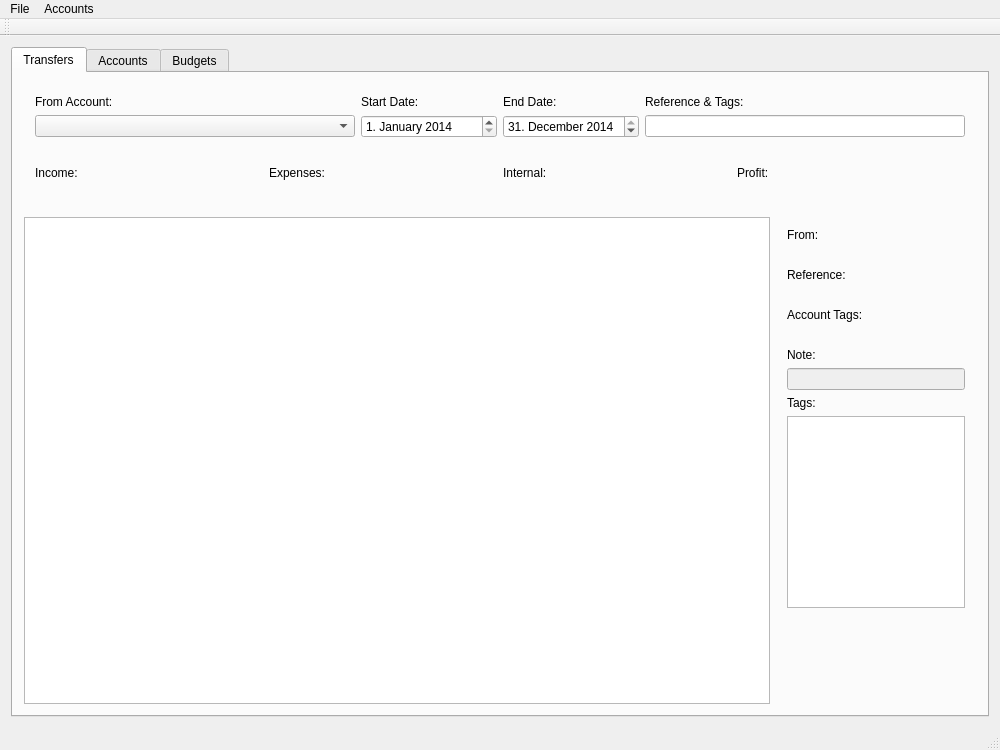
Marvin182/Moneyphant, file ui/mainwindow.ui: the form before one commit.
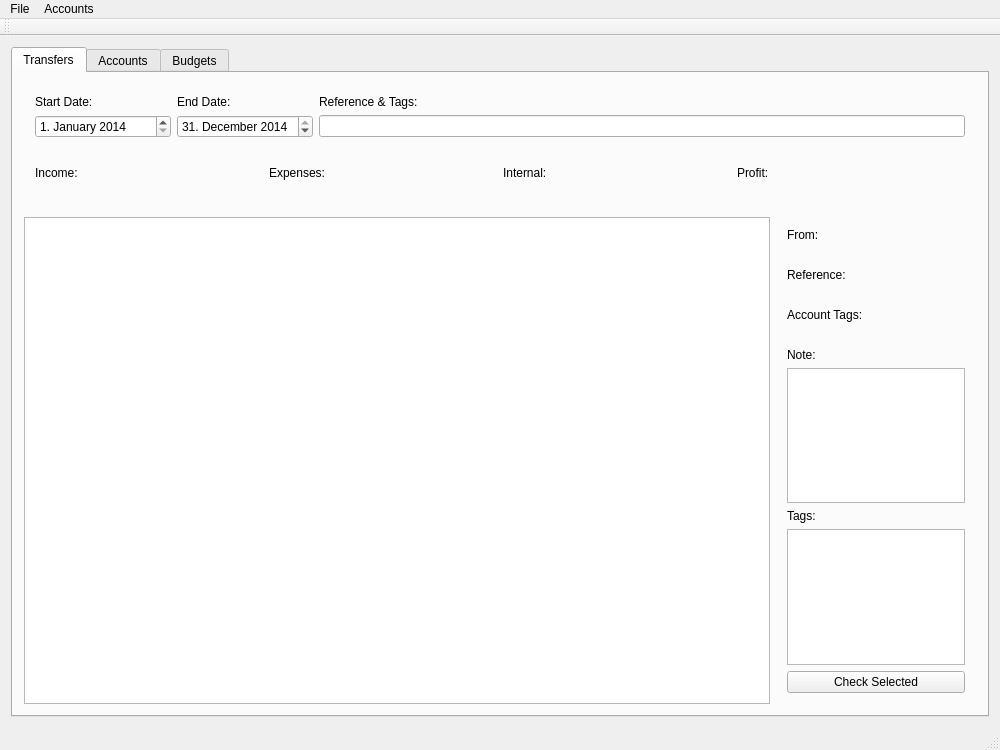
The form after the commit. Custom widgets are drawn as their Qt base class.

Commit message: Add note field for transfers

What changed in the file:
```diff
--- a/ui/mainwindow.ui
+++ b/ui/mainwindow.ui
@@ -28,7 +28,45 @@
         <item>
          <widget class="QWidget" name="widget_3" native="true">
           <layout class="QGridLayout" name="gridLayout">
-           <item row="2" column="1">
+           <item row="1" column="4">
+            <widget class="QLabel" name="label_15">
+             <property name="text">
+              <string>Reference &amp; Tags:</string>
+             </property>
+            </widget>
+           </item>
+           <item row="1" column="3">
+            <widget class="QLabel" name="label_17">
+             <property name="text">
+              <string>End Date:</string>
+             </property>
+            </widget>
+           </item>
+           <item row="2" column="3">
+            <widget class="QDateEdit" name="trFilterEndDate">
+             <property name="displayFormat">
+              <string>d. MMMM yyyy</string>
+             </property>
+             <property name="date">
+              <date>
+               <year>2014</year>
+               <month>12</month>
+               <day>31</day>
+              </date>
+             </property>
+            </widget>
+           </item>
+           <item row="2" column="4">
+            <widget class="QLineEdit" name="trFilterText">
+             <property name="sizePolicy">
+              <sizepolicy hsizetype="MinimumExpanding" vsizetype="Fixed">
+               <horstretch>0</horstretch>
+               <verstretch>0</verstretch>
+              </sizepolicy>
+             </property>
+            </widget>
+           </item>
+           <item row="2" column="0">
             <widget class="QDateEdit" name="trFilterStartDate">
              <property name="sizePolicy">
               <sizepolicy hsizetype="Minimum" vsizetype="Fixed">
@@ -51,68 +89,13 @@
              </property>
             </widget>
            </item>
-           <item row="2" column="0">
-            <widget class="QComboBox" name="trFilterFromAccount">
-             <property name="sizePolicy">
-              <sizepolicy hsizetype="MinimumExpanding" vsizetype="Fixed">
-               <horstretch>0</horstretch>
-               <verstretch>0</verstretch>
-              </sizepolicy>
-             </property>
-            </widget>
-           </item>
-           <item row="1" column="1">
+           <item row="1" column="0">
             <widget class="QLabel" name="label_18">
              <property name="text">
               <string>Start Date:</string>
              </property>
             </widget>
            </item>
-           <item row="2" column="4">
-            <widget class="QDateEdit" name="trFilterEndDate">
-             <property name="displayFormat">
-              <string>d. MMMM yyyy</string>
-             </property>
-             <property name="date">
-              <date>
-               <year>2014</year>
-               <month>12</month>
-               <day>31</day>
-              </date>
-             </property>
-            </widget>
-           </item>
-           <item row="2" column="5">
-            <widget class="QLineEdit" name="trFilterText">
-             <property name="sizePolicy">
-              <sizepolicy hsizetype="MinimumExpanding" vsizetype="Fixed">
-               <horstretch>0</horstretch>
-               <verstretch>0</verstretch>
-              </sizepolicy>
-             </property>
-            </widget>
-           </item>
-           <item row="1" column="4">
-            <widget class="QLabel" name="label_17">
-             <property name="text">
-              <string>End Date:</string>
-             </property>
-            </widget>
-           </item>
-           <item row="1" column="0">
-            <widget class="QLabel" name="label_13">
-             <property name="text">
-              <string>From Account:</string>
-             </property>
-            </widget>
-           </item>
-           <item row="1" column="5">
-            <widget class="QLabel" name="label_15">
-             <property name="text">
-              <string>Reference &amp; Tags:</string>
-             </property>
-            </widget>
-           </item>
           </layout>
          </widget>
         </item>
@@ -251,11 +234,7 @@
               </widget>
              </item>
              <item>
-              <widget class="QLineEdit" name="transferNote">
-               <property name="enabled">
-                <bool>false</bool>
-               </property>
-              </widget>
+              <widget class="QPlainTextEdit" name="transferNote"/>
              </item>
              <item>
               <widget class="QLabel" name="label_6">
@@ -280,6 +259,13 @@
                </property>
               </spacer>
              </item>
+             <item>
+              <widget class="QPushButton" name="checkSelectedTransfers">
+               <property name="text">
+                <string>Check Selected</string>
+               </property>
+              </widget>
+             </item>
             </layout>
            </widget>
           </item>
```
Left out of the diff: 9 changed lines with no effect on the pictures. The commit also changes 7 other files.
